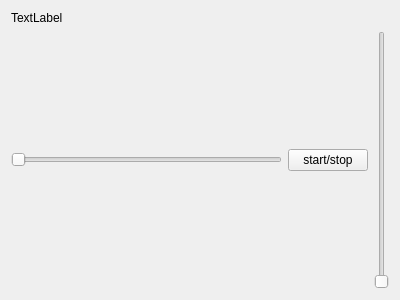
First picture: the form in PageUI/videoPage.ui, repository lxambulance/CoLoRagent, before the edit.
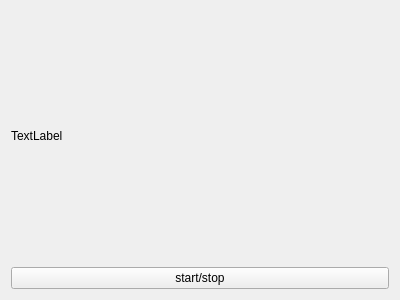
Second picture: the form after the edit.

Diff of the .ui file:
```diff
--- a/PageUI/videoPage.ui
+++ b/PageUI/videoPage.ui
@@ -22,29 +22,11 @@
     </widget>
    </item>
    <item>
-    <layout class="QHBoxLayout" name="horizontalLayout">
-     <item>
-      <widget class="QSlider" name="horizontalSlider">
-       <property name="orientation">
-        <enum>Qt::Horizontal</enum>
-       </property>
-      </widget>
-     </item>
-     <item>
       <widget class="QPushButton" name="pushButton">
        <property name="text">
         <string>start/stop</string>
        </property>
       </widget>
-     </item>
-     <item>
-      <widget class="QSlider" name="verticalSlider">
-       <property name="orientation">
-        <enum>Qt::Vertical</enum>
-       </property>
-      </widget>
-     </item>
-    </layout>
    </item>
   </layout>
  </widget>
```
Lines whose indentation alone changed are shown as unchanged.
